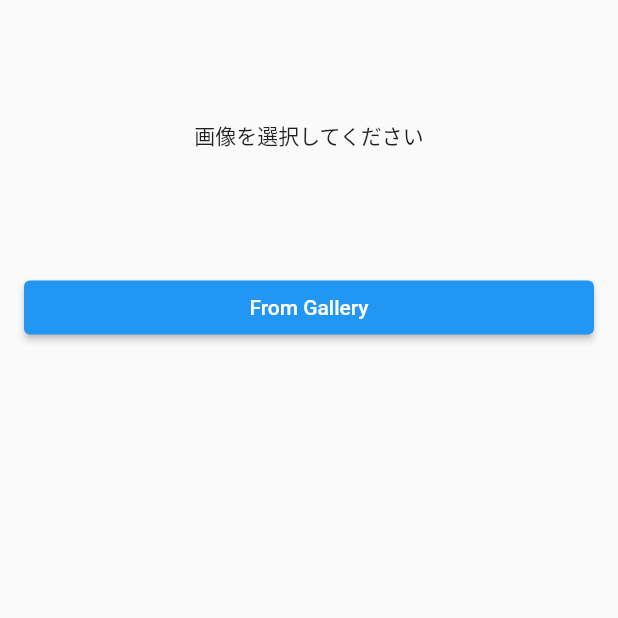
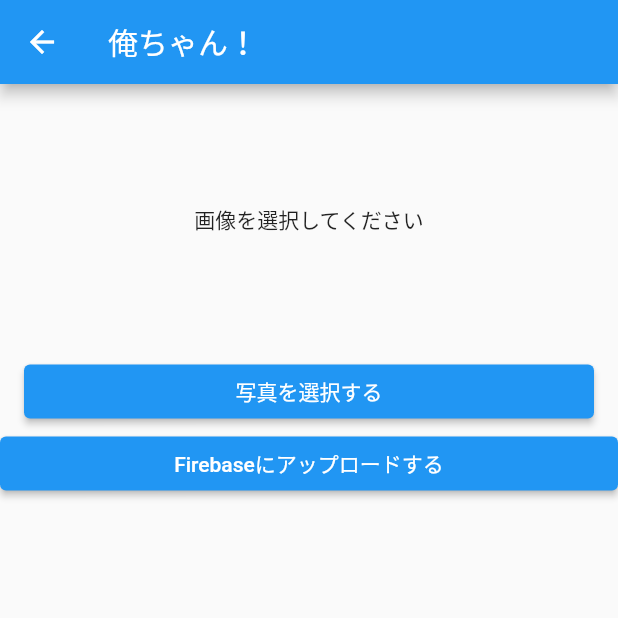
Before and after one commit to uetomo186/image_recognition_app, a Flutter app: the CameraView screen opened directly, on a phone screen of 412 x 824 dp, the top half of it. Run offline on Flutter 3.47's test engine with Material 2 defaults, Android fonts, the light colour scheme and no system bars; our stand-ins replace firebase_core, firebase_storage, flutter_hooks, flutter_svg, hooks_riverpod, image_picker; missing offline and left inert: google_mlkit_commons, google_mlkit_face_detection; accounts and stored records are empty.

Commit message:
camera_viewを追加

```diff
--- a/lib/photo/camera_view.dart
+++ b/lib/photo/camera_view.dart
@@ -1,4 +1,5 @@
 import 'dart:io';
+import 'package:firebase_storage/firebase_storage.dart';
 import 'package:flutter/material.dart';
 import 'package:google_mlkit_commons/google_mlkit_commons.dart';
 import 'package:image_picker/image_picker.dart';
@@ -27,7 +28,10 @@
   @override
   Widget build(BuildContext context) {
     _imagePicker = ImagePicker();
-    return _galleryBody();
+    return Scaffold(
+      appBar: AppBar(title: const Text('俺ちゃん！')),
+      body: _galleryBody(),
+    );
   }
 
   Widget _galleryBody() {
@@ -45,9 +49,13 @@
       Padding(
         padding: const EdgeInsets.symmetric(horizontal: 16),
         child: ElevatedButton(
-          child: const Text('From Gallery'),
+          child: const Text('写真を選択する'),
           onPressed: () => _getImage(ImageSource.gallery),
         ),
+      ),
+      ElevatedButton(
+        child: const Text('Firebaseにアップロードする'),
+        onPressed: () => uploadImageToFirebase(context),
       ),
       if (_image != null)
         Padding(
@@ -57,6 +65,18 @@
           child: Text('${_path == null ? '' : ''}\n\n${widget.text ?? ''}'),
         ),
     ]);
+  }
+
+  Future uploadImageToFirebase(BuildContext context) async {
+    String fileName = DateTime.now().millisecondsSinceEpoch.toString();
+    FirebaseStorage storage = FirebaseStorage.instance;
+    Reference ref = storage.ref().child('uploads/$fileName');
+    UploadTask uploadTask = ref.putFile(_image!);
+    await uploadTask.whenComplete(() {
+      debugPrint('ファイルがアップロードされました');
+      ScaffoldMessenger.of(context)
+          .showSnackBar(const SnackBar(content: Text('ファイルをアップロードできました')));
+    });
   }
 
   // ④写真フォルダから画像を取得するための関数
```
